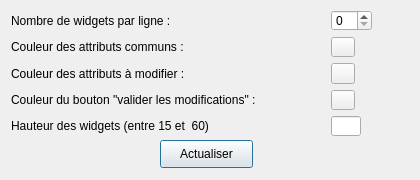
Qt form param.ui (IGNF/jeux_attribut_generique_plugin_qgis) before a commit.
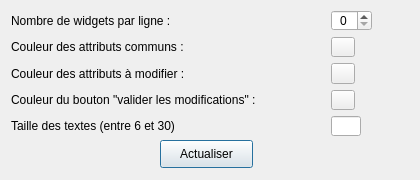
The same form after that commit. Icons and pictures are not drawn. Custom widgets are drawn as their Qt base class.

Commit message: gestion taille des fonts

Diff of the .ui file:
```diff
--- a/param.ui
+++ b/param.ui
@@ -80,6 +80,9 @@
         <height>16777215</height>
        </size>
       </property>
+      <property name="alignment">
+       <set>Qt::AlignCenter</set>
+      </property>
      </widget>
     </item>
     <item row="0" column="0">
@@ -129,7 +132,7 @@
       <item>
        <widget class="QLabel" name="label_taille_btn">
         <property name="text">
-         <string>Hauteur des widgets (entre 15 et  60)</string>
+         <string>Taille des textes (entre 6 et 30)</string>
         </property>
        </widget>
       </item>
```
Left out of the diff: 5 changed lines with no effect on the pictures. The commit also changes 11 other files.
